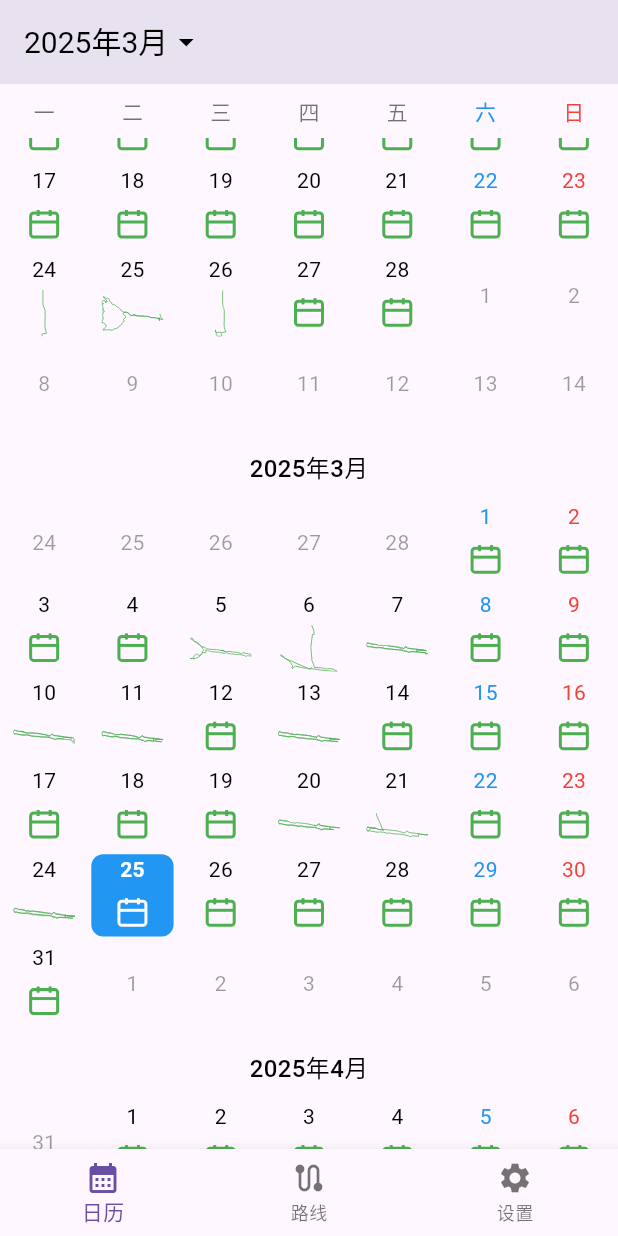
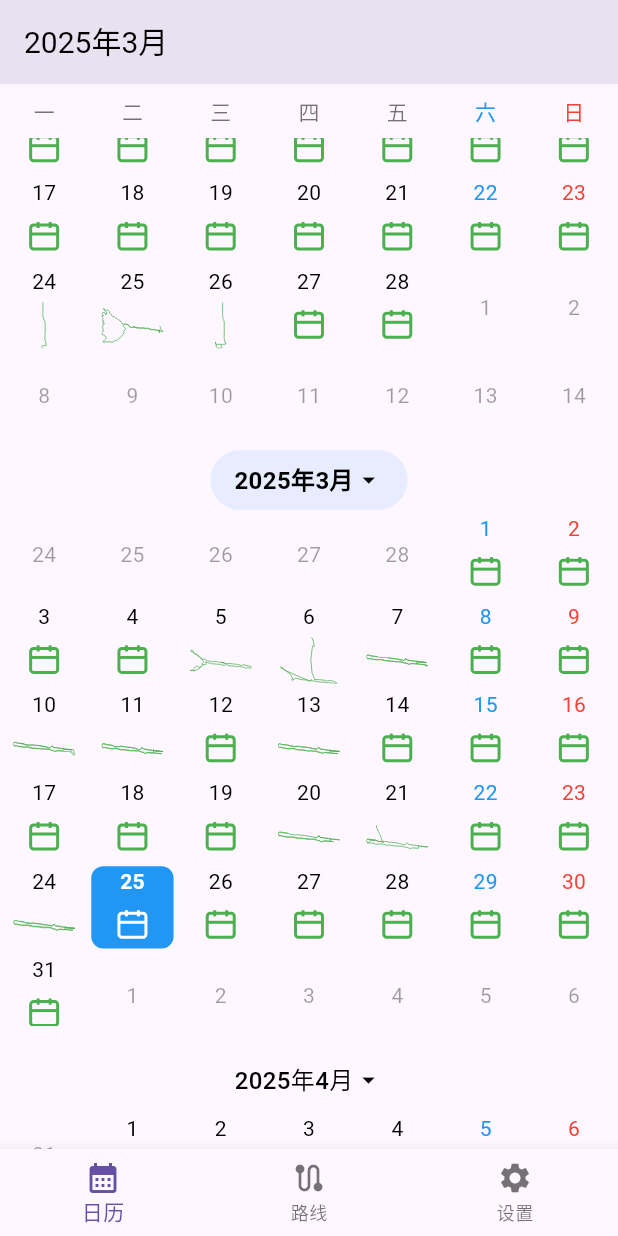
Before and after one commit to qixiaoyu0315/strava_pro, a Flutter app: the screen it shows after launch, on a phone screen of 412 x 824 dp. Run offline on Flutter 3.47's test engine with Material 3 defaults, Android fonts, the phone set to English and light mode, and no system bars; our stand-ins replace device_info_plus, fl_chart, flutter_map, flutter_svg, fluttertoast, geolocator and 3 more; missing offline and left inert: flutter_polyline_points, great_circle_distance_calculator, strava_client; accounts and stored records are empty.

Commit message:
修改切换月份位置

```diff
--- a/lib/page/calendar_name.dart
+++ b/lib/page/calendar_name.dart
@@ -65,7 +65,115 @@ class _CalendarPageState extends State<CalendarPage> {
     }
   }
 
-  Future<void> _selectMonth() async {
+  @override
+  Widget build(BuildContext context) {
+    final brightness = Theme.of(context).brightness;
+    final isDark = brightness == Brightness.dark;
+    final textColor = isDark ? Colors.white : Colors.black;
+    final otherMonthTextColor = isDark ? Colors.white38 : Colors.black38;
+    final weekdayTextColor = isDark ? Colors.white54 : Colors.black54;
+
+    return Scaffold(
+      appBar: AppBar(
+        title: Row(
+          mainAxisAlignment: MainAxisAlignment.center,
+          mainAxisSize: MainAxisSize.min,
+          children: [
+            Text(
+              '${_displayedMonth.year}年${_displayedMonth.month}月',
+              style: TextStyle(
+                fontSize: 20,
+                color: textColor,
+              ),
+            ),
+          ],
+        ),
+      ),
+      body: Column(
+        children: [
+          Padding(
+            padding: const EdgeInsets.symmetric(vertical: 8.0),
+            child: Row(
+              mainAxisAlignment: MainAxisAlignment.spaceAround,
+              children: [
+                Text('一', style: TextStyle(color: weekdayTextColor)),
+                Text('二', style: TextStyle(color: weekdayTextColor)),
+                Text('三', style: TextStyle(color: weekdayTextColor)),
+                Text('四', style: TextStyle(color: weekdayTextColor)),
+                Text('五', style: TextStyle(color: weekdayTextColor)),
+                Text('六', style: TextStyle(color: Colors.blue)),
+                Text('日', style: TextStyle(color: Colors.red)),
+              ],
+            ),
+          ),
+          Expanded(
+            child: ListView.builder(
+              controller: _scrollController,
+              itemCount: _totalMonths,
+              itemBuilder: (context, index) {
+                final monthDiff = index - (_totalMonths ~/ 2);
+                final currentMonth = DateTime(
+                  DateTime.now().year,
+                  DateTime.now().month + monthDiff,
+                );
+                return Container(
+                  height: 400, // 固定每个月的高度
+                  padding: const EdgeInsets.symmetric(vertical: 8),
+                  child: Column(
+                    children: [
+                      if (index > 0) // 不是第一个月才显示月份标题
+                        GestureDetector(
+                          onTap: () => _selectMonth(currentMonth),
+                          child: Container(
+                            padding: const EdgeInsets.symmetric(
+                              vertical: 8,
+                              horizontal: 16,
+                            ),
+                            decoration: BoxDecoration(
+                              borderRadius: BorderRadius.circular(20),
+                              color: _displayedMonth.year == currentMonth.year &&
+                                    _displayedMonth.month == currentMonth.month
+                                  ? Colors.blue.withOpacity(0.1)
+                                  : null,
+                            ),
+                            child: Row(
+                              mainAxisSize: MainAxisSize.min,
+                              children: [
+                                Text(
+                                  '${currentMonth.year}年${currentMonth.month}月',
+                                  style: TextStyle(
+                                    color: textColor,
+                                    fontSize: 16,
+                                    fontWeight: _displayedMonth.year == currentMonth.year &&
+                                              _displayedMonth.month == currentMonth.month
+                                        ? FontWeight.bold
+                                        : FontWeight.w500,
+                                  ),
+                                ),
+                                Icon(
+                                  Icons.arrow_drop_down,
+                                  color: textColor,
+                                  size: 20,
+                                ),
+                              ],
+                            ),
+                          ),
+                        ),
+                      Expanded(
+                        child: _buildMonthGrid(currentMonth, textColor, otherMonthTextColor),
+                      ),
+                    ],
+                  ),
+                );
+              },
+            ),
+          ),
+        ],
+      ),
+    );
+  }
+
+  Future<void> _selectMonth(DateTime initialMonth) async {
     final DateTime? picked = await showDialog<DateTime>(
       context: context,
       builder: (BuildContext context) {
@@ -74,7 +182,7 @@ class _CalendarPageState extends State<CalendarPage> {
             width: 300,
             height: 400,
             child: YearMonthPicker(
-              initialDate: _displayedMonth,
+              initialDate: initialMonth,
               firstDate: DateTime(2000),
               lastDate: DateTime(2100),
             ),
@@ -167,92 +275,6 @@ class _CalendarPageState extends State<CalendarPage> {
     } catch (_) {
       return false;
     }
-  }
-
-  @override
-  Widget build(BuildContext context) {
-    final brightness = Theme.of(context).brightness;
-    final isDark = brightness == Brightness.dark;
-    final textColor = isDark ? Colors.white : Colors.black;
-    final otherMonthTextColor = isDark ? Colors.white38 : Colors.black38;
-    final weekdayTextColor = isDark ? Colors.white54 : Colors.black54;
-
-    return Scaffold(
-      appBar: AppBar(
-        title: GestureDetector(
-          onTap: _selectMonth,
-          child: Row(
-            mainAxisAlignment: MainAxisAlignment.center,
-            mainAxisSize: MainAxisSize.min,
-            children: [
-              Text(
-                '${_displayedMonth.year}年${_displayedMonth.month}月',
-                style: TextStyle(
-                  fontSize: 20,
-                  color: textColor,
-                ),
-              ),
-              Icon(Icons.arrow_drop_down, color: textColor),
-            ],
-          ),
-        ),
-      ),
-      body: Column(
-        children: [
-          Padding(
-            padding: const EdgeInsets.symmetric(vertical: 8.0),
-            child: Row(
-              mainAxisAlignment: MainAxisAlignment.spaceAround,
-              children: [
-                Text('一', style: TextStyle(color: weekdayTextColor)),
-                Text('二', style: TextStyle(color: weekdayTextColor)),
-                Text('三', style: TextStyle(color: weekdayTextColor)),
-                Text('四', style: TextStyle(color: weekdayTextColor)),
-                Text('五', style: TextStyle(color: weekdayTextColor)),
-                Text('六', style: TextStyle(color: Colors.blue)),
-                Text('日', style: TextStyle(color: Colors.red)),
-              ],
-            ),
-          ),
-          Expanded(
-            child: ListView.builder(
-              controller: _scrollController,
-              itemCount: _totalMonths,
-              itemBuilder: (context, index) {
-                final monthDiff = index - (_totalMonths ~/ 2);
-                final currentMonth = DateTime(
-                  DateTime.now().year,
-                  DateTime.now().month + monthDiff,
-                );
-                return Container(
-                  height: 400, // 固定每个月的高度
-                  padding: const EdgeInsets.symmetric(vertical: 8),
-                  child: Column(
-                    children: [
-                      if (index > 0) // 不是第一个月才显示月份标题
-                        Padding(
-                          padding: const EdgeInsets.only(bottom: 8),
-                          child: Text(
-                            '${currentMonth.year}年${currentMonth.month}月',
-                            style: TextStyle(
-                              color: textColor,
-                              fontSize: 16,
-                              fontWeight: FontWeight.w500,
-                            ),
-                          ),
-                        ),
-                      Expanded(
-                        child: _buildMonthGrid(currentMonth, textColor, otherMonthTextColor),
-                      ),
-                    ],
-                  ),
-                );
-              },
-            ),
-          ),
-        ],
-      ),
-    );
   }
 
   Widget _buildMonthGrid(DateTime month, Color textColor, Color otherMonthTextColor) {
```
